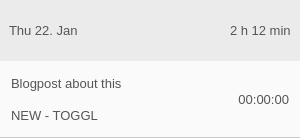
This is src/ui/linux/TogglDesktop/timeentrycellwidget.ui in toggl-open-source/toggldesktop as Qt 5 draws it before an edit. The edited form follows.
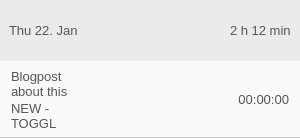
This is the edited form. Icons and pictures are not drawn. Custom widgets are drawn as their Qt base class.

Patch:
```diff
--- a/src/ui/linux/TogglDesktop/timeentrycellwidget.ui
+++ b/src/ui/linux/TogglDesktop/timeentrycellwidget.ui
@@ -107,11 +107,14 @@
       </size>
      </property>
      <property name="styleSheet">
-      <string notr="true">background-color: rgb(250, 250, 250);border-width: 1px; border-top-style: none; border-right-style: none; border-bottom-style: solid; border-left-style: none; border-color: #cacaca;margin:0px</string>
+      <string notr="true">background-color: rgb(250, 250, 250);border-bottom:1px solid #cacaca;</string>
      </property>
      <property name="frameShape">
       <enum>QFrame::Box</enum>
      </property>
+     <property name="lineWidth">
+      <number>0</number>
+     </property>
      <layout class="QHBoxLayout" name="horizontalLayout_2">
       <property name="spacing">
        <number>0</number>
@@ -184,6 +187,82 @@
         </layout>
        </widget>
       </item>
+      <item>
+       <widget class="QFrame" name="groupFrame">
+        <property name="minimumSize">
+         <size>
+          <width>46</width>
+          <height>42</height>
+         </size>
+        </property>
+        <property name="maximumSize">
+         <size>
+          <width>46</width>
+          <height>42</height>
+         </size>
+        </property>
+        <property name="styleSheet">
+         <string notr="true">border:none;</string>
+        </property>
+        <property name="frameShape">
+         <enum>QFrame::NoFrame</enum>
+        </property>
+        <property name="frameShadow">
+         <enum>QFrame::Raised</enum>
+        </property>
+        <layout class="QHBoxLayout" name="horizontalLayout_4">
+         <property name="spacing">
+          <number>5</number>
+         </property>
+         <property name="leftMargin">
+          <number>7</number>
+         </property>
+         <property name="topMargin">
+          <number>5</number>
+         </property>
+         <property name="rightMargin">
+          <number>7</number>
+         </property>
+         <property name="bottomMargin">
+          <number>5</number>
+         </property>
+         <item>
+          <widget class="QPushButton" name="groupButton">
+           <property name="sizePolicy">
+            <sizepolicy hsizetype="Minimum" vsizetype="Fixed">
+             <horstretch>0</horstretch>
+             <verstretch>0</verstretch>
+            </sizepolicy>
+           </property>
+           <property name="minimumSize">
+            <size>
+             <width>32</width>
+             <height>32</height>
+            </size>
+           </property>
+           <property name="maximumSize">
+            <size>
+             <width>32</width>
+             <height>32</height>
+            </size>
+           </property>
+           <property name="styleSheet">
+            <string notr="true">border:none; background: url(:/images/group_icon_closed.svg) no-repeat;</string>
+           </property>
+           <property name="text">
+            <string/>
+           </property>
+           <property name="iconSize">
+            <size>
+             <width>32</width>
+             <height>32</height>
+            </size>
+           </property>
+          </widget>
+         </item>
+        </layout>
+       </widget>
+      </item>
       <item>
        <widget class="QFrame" name="frame">
         <property name="styleSheet">
```
Left out of the diff: 2 changed lines with no effect on the pictures.
